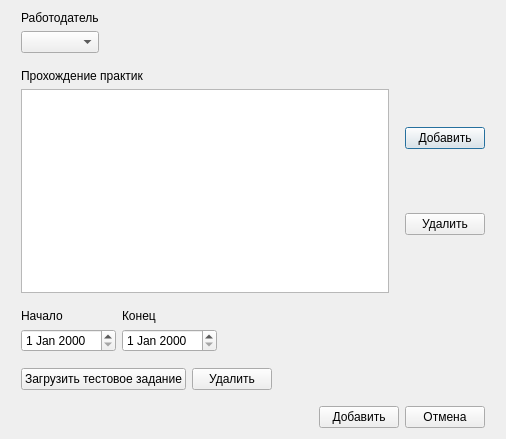
Old version of the form ui/practicewindow.ui in the repository 7enSmile/clientVKR.
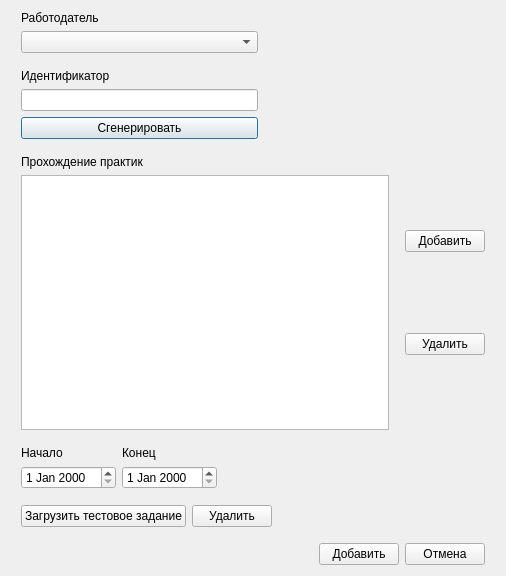
New version of the form.

Commit message: Изменена модель для практик, добавлен customId

Diff of the .ui file:
```diff
--- a/ui/practicewindow.ui
+++ b/ui/practicewindow.ui
@@ -7,13 +7,13 @@
     <x>0</x>
     <y>0</y>
     <width>506</width>
-    <height>439</height>
+    <height>576</height>
    </rect>
   </property>
   <property name="windowTitle">
    <string>Dialog</string>
   </property>
-  <layout class="QVBoxLayout" name="verticalLayout_2">
+  <layout class="QVBoxLayout" name="verticalLayout_8">
    <item>
     <layout class="QHBoxLayout" name="horizontalLayout_4">
      <item>
@@ -44,6 +44,43 @@
        <item>
         <widget class="QComboBox" name="comboBox"/>
        </item>
+       <item>
+        <layout class="QVBoxLayout" name="verticalLayout_2">
+         <item>
+          <spacer name="verticalSpacer_5">
+           <property name="orientation">
+            <enum>Qt::Vertical</enum>
+           </property>
+           <property name="sizeType">
+            <enum>QSizePolicy::Fixed</enum>
+           </property>
+           <property name="sizeHint" stdset="0">
+            <size>
+             <width>10</width>
+             <height>10</height>
+            </size>
+           </property>
+          </spacer>
+         </item>
+         <item>
+          <widget class="QLabel" name="label_2">
+           <property name="text">
+            <string>Идентификатор</string>
+           </property>
+          </widget>
+         </item>
+         <item>
+          <widget class="QLineEdit" name="lineEditCustomId"/>
+         </item>
+         <item>
+          <widget class="QPushButton" name="pushButtonGenCustomId">
+           <property name="text">
+            <string>Сгенерировать</string>
+           </property>
+          </widget>
+         </item>
+        </layout>
+       </item>
       </layout>
      </item>
      <item>
```
The commit also changes 6 other files.
